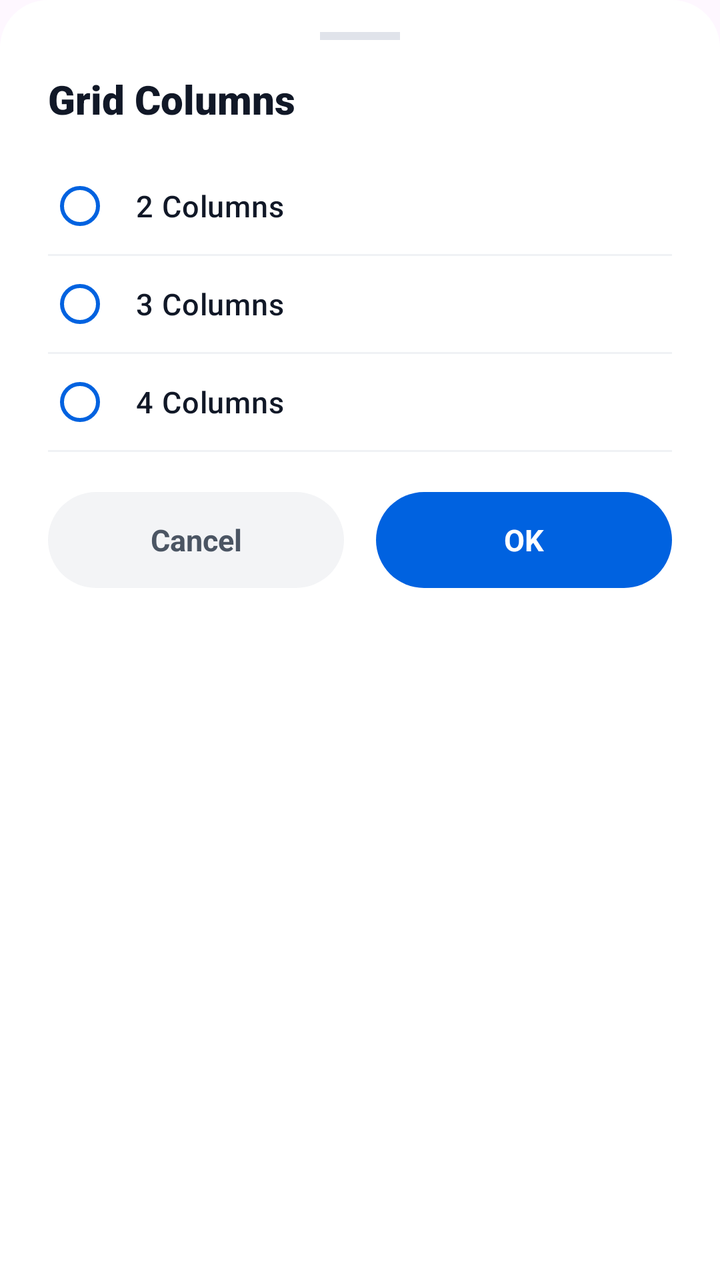
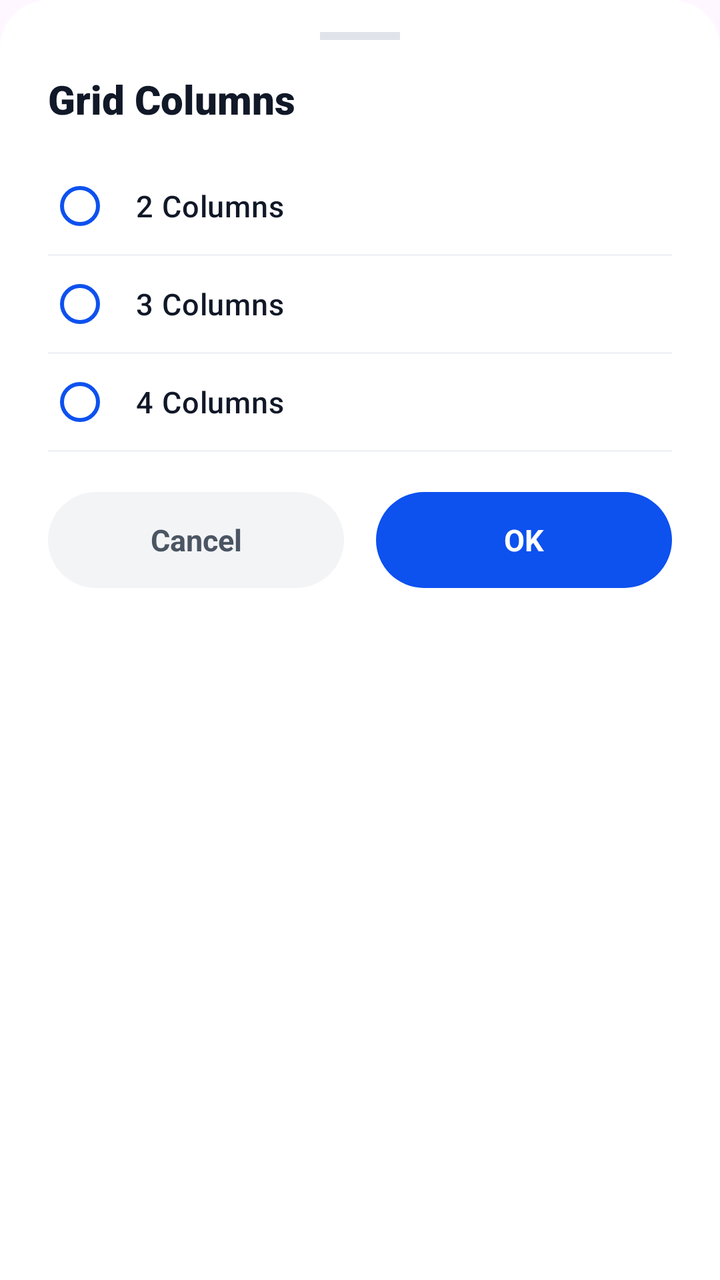

The first picture is an Android layout as it rendered before a commit; the second is the same layout after the commit. The layout source and the unified diff follow.
<!-- AndroidManifest.xml: application theme Theme.GalleryApp -->
<!-- res/layout/dialog_select_columns.xml -->
<?xml version="1.0" encoding="utf-8"?>
<LinearLayout xmlns:android="http://schemas.android.com/apk/res/android"
    xmlns:app="http://schemas.android.com/apk/res-auto"
    android:layout_width="match_parent"
    android:layout_height="wrap_content"
    android:background="@drawable/bg_bottom_sheet_rounded"
    android:orientation="vertical"
    android:paddingHorizontal="24dp"
    android:paddingTop="16dp"
    android:paddingBottom="24dp">

    <View
        android:layout_width="40dp"
        android:layout_height="4dp"
        android:layout_gravity="center_horizontal"
        android:layout_marginBottom="16dp"
        android:background="#E0E3EA" />

    <TextView
        android:layout_width="wrap_content"
        android:layout_height="wrap_content"
        android:fontFamily="@string/sans_serif_black"
        android:text="@string/grid_columns"
        android:textColor="@color/lumina_text_title"
        android:textSize="20sp"
        android:textStyle="bold" />

    <RadioGroup
        android:id="@+id/rgColumns"
        android:layout_width="match_parent"
        android:layout_height="wrap_content"
        android:layout_marginTop="16dp">

        <RadioButton
            android:id="@+id/rbColumn2"
            android:layout_width="match_parent"
            android:layout_height="48dp"
            android:buttonTint="@color/lumina_primary"
            app:buttonTint="@color/lumina_primary"
            android:fontFamily="sans-serif-medium"
            android:paddingStart="12dp"
            android:text="@string/_2_columns"
            android:textColor="@color/lumina_text_title"
            android:textSize="15sp" />

        <View
            android:layout_width="match_parent"
            android:layout_height="1dp"
            android:background="#F0F2F5" />

        <RadioButton
            android:id="@+id/rbColumn3"
            android:layout_width="match_parent"
            android:layout_height="48dp"
            android:buttonTint="@color/lumina_primary"
            app:buttonTint="@color/lumina_primary"
            android:fontFamily="sans-serif-medium"
            android:paddingStart="12dp"
            android:text="@string/_3_columns"
            android:textColor="@color/lumina_text_title"
            android:textSize="15sp" />

        <View
            android:layout_width="match_parent"
            android:layout_height="1dp"
            android:background="#F0F2F5" />

        <RadioButton
            android:id="@+id/rbColumn4"
            android:layout_width="match_parent"
            android:layout_height="48dp"
            android:buttonTint="@color/lumina_primary"
            app:buttonTint="@color/lumina_primary"
            android:fontFamily="sans-serif-medium"
            android:paddingStart="12dp"
            android:text="@string/_4_columns"
            android:textColor="@color/lumina_text_title"
            android:textSize="15sp" />

        <View
            android:layout_width="match_parent"
            android:layout_height="1dp"
            android:background="#F0F2F5" />














    </RadioGroup>

    <LinearLayout
        android:layout_width="match_parent"
        android:layout_height="wrap_content"
        android:layout_marginTop="20dp"
        android:orientation="horizontal"
        android:weightSum="2">

        <TextView
            android:id="@+id/btnCancelColumns"
            android:layout_width="0dp"
            android:layout_height="48dp"
            android:layout_marginEnd="8dp"
            android:layout_weight="1"
            android:background="@drawable/bg_dialog_cancel_button"
            android:clickable="true"
            android:focusable="true"
            android:fontFamily="sans-serif-bold"
            android:gravity="center"
            android:text="@string/cancel"
            android:textColor="#4B5563"
            android:textSize="15sp"
            android:textStyle="bold" />


        <TextView
            android:id="@+id/btnOkColumns"
            android:layout_width="0dp"
            android:layout_height="48dp"
            android:layout_marginStart="8dp"
            android:layout_weight="1"
            android:background="@drawable/bg_lumina_primary_button"
            android:clickable="true"
            android:focusable="true"
            android:fontFamily="sans-serif-bold"
            android:gravity="center"
            android:text="@string/ok"
            android:textColor="@color/white"
            android:textSize="15sp"
            android:textStyle="bold" />

    </LinearLayout>

</LinearLayout>
<!-- resources referenced by this layout -->
<resources>
  <color name="lumina_primary">#0062E0</color>
  <color name="lumina_text_title">#111827</color>
  <color name="white">#FFFFFFFF</color>
  <!-- drawable bg_bottom_sheet_rounded (drawable) -->
  <?xml version="1.0" encoding="utf-8"?>
  <shape xmlns:android="http://schemas.android.com/apk/res/android"
      android:shape="rectangle">
      <solid android:color="@color/white" />
      <corners
          android:topLeftRadius="24dp"
          android:topRightRadius="24dp" />
  </shape>
  <!-- drawable bg_dialog_cancel_button (drawable) -->
  <?xml version="1.0" encoding="utf-8"?>
  <ripple xmlns:android="http://schemas.android.com/apk/res/android"
      android:color="#20000000">
      <item>
          <shape android:shape="rectangle">
              <solid android:color="#F3F4F6" />
              <corners android:radius="28dp" />
          </shape>
      </item>
  </ripple>
  <!-- drawable bg_lumina_primary_button (drawable) -->
  <?xml version="1.0" encoding="utf-8"?>
  <ripple xmlns:android="http://schemas.android.com/apk/res/android"
      android:color="@color/lumina_button_ripple">
      <item>
          <shape android:shape="rectangle">
              <solid android:color="@color/lumina_primary" />
              <corners android:radius="28dp" />
          </shape>
      </item>
  </ripple>
  <string name="_2_columns">2 Columns</string>
  <string name="_3_columns">3 Columns</string>
  <string name="_4_columns">4 Columns</string>
  <string name="cancel">Cancel</string>
  <string name="grid_columns">Grid Columns</string>
  <string name="ok">OK</string>
  <string name="sans_serif_black">sans-serif-black</string>
  <style name="Theme.GalleryApp" parent="Base.Theme.GalleryApp" />
  <color name="lumina_button_ripple">#26FFFFFF</color>
  <style name="Base.Theme.GalleryApp" parent="Theme.Material3.DayNight.NoActionBar">
          <item name="colorPrimary">@color/lumina_primary</item>
          <item name="colorControlActivated">@color/lumina_primary</item>
      </style>
</resources>

<!-- the commit's change to res/layout/dialog_select_columns.xml (unified diff, before → after) -->
@@ -35,8 +35,8 @@
             android:id="@+id/rbColumn2"
             android:layout_width="match_parent"
             android:layout_height="48dp"
-            android:buttonTint="@color/lumina_primary"
-            app:buttonTint="@color/lumina_primary"
+            android:buttonTint="@color/accent_main"
+            app:buttonTint="@color/accent_main"
             android:fontFamily="sans-serif-medium"
             android:paddingStart="12dp"
             android:text="@string/_2_columns"
@@ -52,8 +52,8 @@
             android:id="@+id/rbColumn3"
             android:layout_width="match_parent"
             android:layout_height="48dp"
-            android:buttonTint="@color/lumina_primary"
-            app:buttonTint="@color/lumina_primary"
+            android:buttonTint="@color/accent_main"
+            app:buttonTint="@color/accent_main"
             android:fontFamily="sans-serif-medium"
             android:paddingStart="12dp"
             android:text="@string/_3_columns"
@@ -69,8 +69,8 @@
             android:id="@+id/rbColumn4"
             android:layout_width="match_parent"
             android:layout_height="48dp"
-            android:buttonTint="@color/lumina_primary"
-            app:buttonTint="@color/lumina_primary"
+            android:buttonTint="@color/accent_main"
+            app:buttonTint="@color/accent_main"
             android:fontFamily="sans-serif-medium"
             android:paddingStart="12dp"
             android:text="@string/_4_columns"
<!-- resource entries referenced after the edit -->
@@ -1,5 +1,6 @@
 <!-- resources referenced by this layout -->
 <resources>
+  <color name="accent_main">#0d51ef</color>
   <color name="lumina_primary">#0062E0</color>
   <color name="lumina_text_title">#111827</color>
   <color name="white">#FFFFFFFF</color>
@@ -29,7 +30,7 @@
       android:color="@color/lumina_button_ripple">
       <item>
           <shape android:shape="rectangle">
-              <solid android:color="@color/lumina_primary" />
+              <solid android:color="@color/accent_main" />
               <corners android:radius="28dp" />
           </shape>
       </item>
